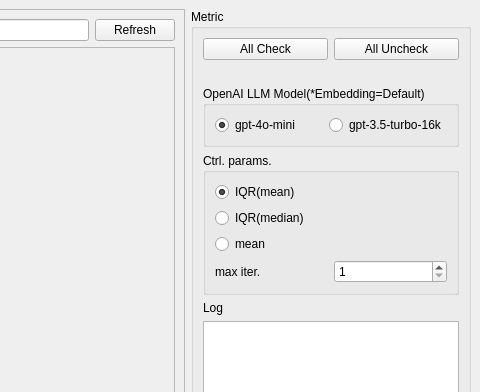
Qt form chatgpt_performance_metric/ui_designer/main_frame.ui (tom-shin/perf_metric) before a commit; both pictures show x 584 to 1064 and y 0 to 392 of the 1064 by 792 pixel window.
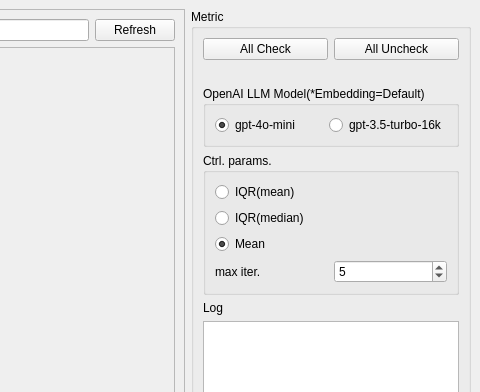
The same form after that commit.

The edit to the form file:
```diff
--- a/chatgpt_performance_metric/ui_designer/main_frame.ui
+++ b/chatgpt_performance_metric/ui_designer/main_frame.ui
@@ -203,11 +203,14 @@
            <layout class="QVBoxLayout" name="verticalLayout">
             <item>
              <widget class="QRadioButton" name="iqr_mean_radioButton">
+              <property name="enabled">
+               <bool>true</bool>
+              </property>
               <property name="text">
                <string>IQR(mean)</string>
               </property>
               <property name="checked">
-               <bool>true</bool>
+               <bool>false</bool>
               </property>
              </widget>
             </item>
@@ -224,7 +227,10 @@
             <item>
              <widget class="QRadioButton" name="mean_radioButton">
               <property name="text">
-               <string>mean</string>
+               <string>Mean</string>
+              </property>
+              <property name="checked">
+               <bool>true</bool>
               </property>
              </widget>
             </item>
@@ -244,6 +250,9 @@
               <property name="minimum">
                <number>1</number>
               </property>
+              <property name="value">
+               <number>5</number>
+              </property>
              </widget>
             </item>
            </layout>
```
